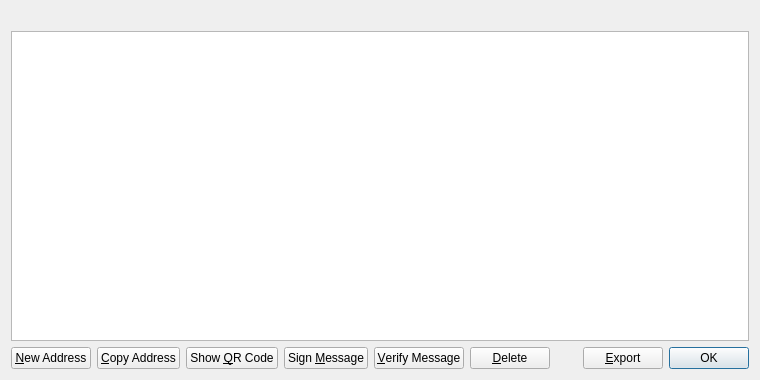
Logicoin/logicoin, file src/qt/forms/addressbookpage.ui: the form before one commit.
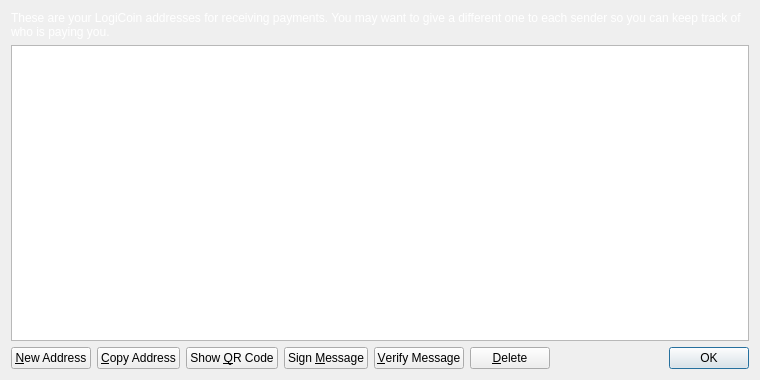
The form after the commit. Icons and pictures are not drawn.

```diff
--- a/src/qt/forms/addressbookpage.ui
+++ b/src/qt/forms/addressbookpage.ui
@@ -10,12 +10,52 @@
     <height>380</height>
    </rect>
   </property>
+  <property name="palette">
+   <palette>
+    <active>
+     <colorrole role="WindowText">
+      <brush brushstyle="SolidPattern">
+       <color alpha="255">
+        <red>255</red>
+        <green>255</green>
+        <blue>255</blue>
+       </color>
+      </brush>
+     </colorrole>
+    </active>
+    <inactive>
+     <colorrole role="WindowText">
+      <brush brushstyle="SolidPattern">
+       <color alpha="255">
+        <red>255</red>
+        <green>255</green>
+        <blue>255</blue>
+       </color>
+      </brush>
+     </colorrole>
+    </inactive>
+    <disabled>
+     <colorrole role="WindowText">
+      <brush brushstyle="SolidPattern">
+       <color alpha="255">
+        <red>120</red>
+        <green>120</green>
+        <blue>120</blue>
+       </color>
+      </brush>
+     </colorrole>
+    </disabled>
+   </palette>
+  </property>
   <property name="windowTitle">
    <string>Address Book</string>
   </property>
   <layout class="QVBoxLayout" name="verticalLayout">
    <item>
     <widget class="QLabel" name="labelExplanation">
+     <property name="text">
+      <string>These are your LogiCoin addresses for receiving payments. You may want to give a different one to each sender so you can keep track of who is paying you.</string>
+     </property>
      <property name="textFormat">
       <enum>Qt::PlainText</enum>
      </property>
@@ -148,20 +188,6 @@
        </property>
       </spacer>
      </item>
-     <item>
-      <widget class="QPushButton" name="exportButton">
-       <property name="toolTip">
-        <string>Export the data in the current tab to a file</string>
-       </property>
-       <property name="text">
-        <string>&amp;Export</string>
-       </property>
-       <property name="icon">
-        <iconset resource="../bitcoin.qrc">
-         <normaloff>:/icons/export</normaloff>:/icons/export</iconset>
-       </property>
-      </widget>
-     </item>
      <item>
       <widget class="QDialogButtonBox" name="buttonBox">
        <property name="sizePolicy">
```
Left out of the diff: 6 changed lines with no effect on the pictures.
